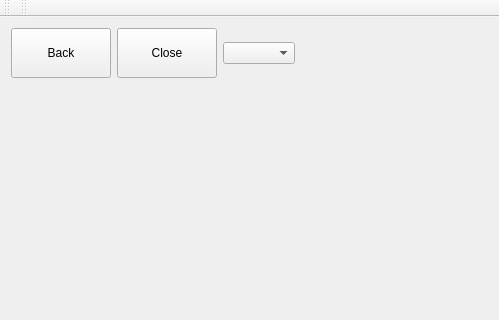
Old version of the form mainwindow.ui in the repository Zaher220/tsgui; both pictures show x 0 to 499 and y 0 to 320 of the 756 by 446 pixel window.
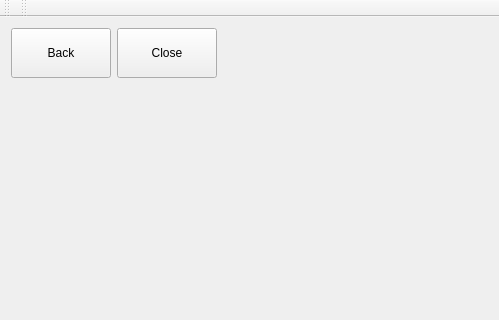
New version of the form.

Patch:
```diff
--- a/mainwindow.ui
+++ b/mainwindow.ui
@@ -45,9 +45,6 @@
           </property>
          </widget>
         </item>
-        <item>
-         <widget class="QComboBox" name="comboBox"/>
-        </item>
         <item>
          <spacer name="horizontalSpacer">
           <property name="orientation">
```
